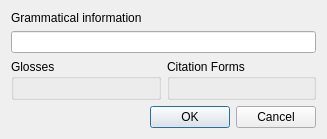
Old version of the form createlexicalentrydialog.ui in the repository adamb924/Gloss.
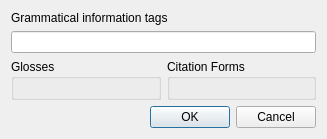
New version of the form.

Commit message: Database functions for grammatical information tags.

```diff
--- a/createlexicalentrydialog.ui
+++ b/createlexicalentrydialog.ui
@@ -23,7 +23,7 @@
       </sizepolicy>
      </property>
      <property name="text">
-      <string>Grammatical information</string>
+      <string>Grammatical information tags</string>
      </property>
      <property name="alignment">
       <set>Qt::AlignLeading|Qt::AlignLeft|Qt::AlignTop</set>
```
The commit also changes 5 other files.
